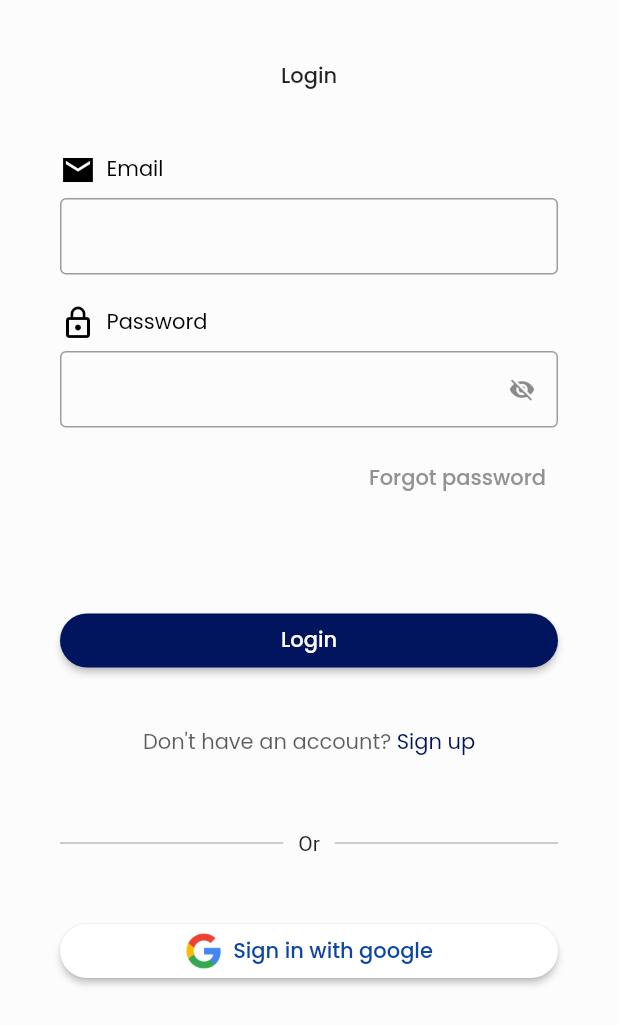
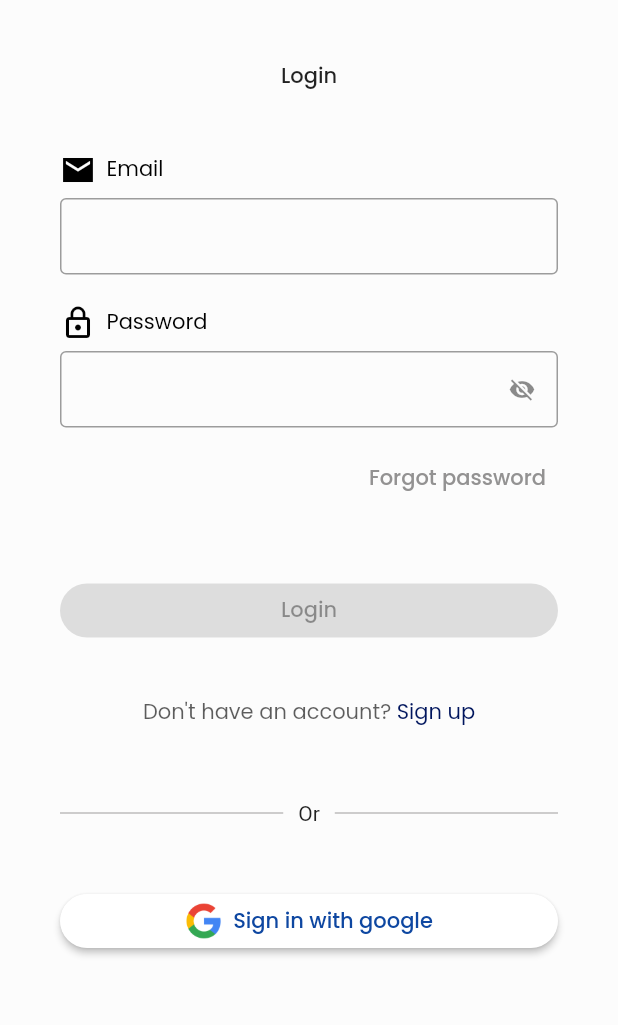
Before and after one commit to matthewmoyongho/IgboLingo-App, a Flutter app: the Login screen opened directly, on a phone screen of 412 x 824 dp. Shown: the top 1025 px of the screen. Run offline on Flutter 3.47's test engine with Material 2 defaults, Android fonts, the light colour scheme and no system bars; our stand-ins replace bloc, equatable, firebase_auth, firebase_core, flutter_bloc, formz and 1 more; accounts and stored records are empty.

Commit message:
login ang logout

```diff
--- a/lib/data/models/user.dart
+++ b/lib/data/models/user.dart
@@ -1,6 +1,6 @@
 import 'package:equatable/equatable.dart';
 
-class User extends Equatable{
+class User extends Equatable {
   final String id;
   final String? name;
   final String? email;
@@ -16,9 +16,9 @@ class User extends Equatable{
   }
 
   static const empty = User(id: '');
-  bool get isEmpty =>this == empty;
-  bool get isNotEmty => this !=empty;
+  bool get isEmpty => this == empty;
+  bool get isNotEmpty => this != empty;
 
   @override
-  List<Object?> get props => [id, name, email,photoUrl];
+  List<Object?> get props => [id, name, email, photoUrl];
 }
--- a/lib/domain/business_logic/blocs/authentication/authentication_bloc.dart
+++ b/lib/domain/business_logic/blocs/authentication/authentication_bloc.dart
@@ -11,7 +11,7 @@ class AuthenticationBloc
   final AuthenticationRepository _repository;
   AuthenticationBloc({required AuthenticationRepository repository})
       : _repository = repository,
-        super(repository.currentUser.isNotEmty
+        super(repository.currentUser.isNotEmpty
             ? AuthenticationState.authenticated(repository.currentUser)
             : AuthenticationState.unAuthenticated()) {
     on<UserChanged>(_userChanged);
@@ -20,7 +20,7 @@ class AuthenticationBloc
 
   void _userChanged(
       UserChanged event, Emitter<AuthenticationState> emit) async {
-    emit(event.user.isNotEmty
+    emit(event.user.isNotEmpty
         ? AuthenticationState.authenticated(event.user)
         : AuthenticationState.unAuthenticated());
   }
--- a/lib/presentation/widgets/login_form.dart
+++ b/lib/presentation/widgets/login_form.dart
@@ -33,9 +33,9 @@ class LoginForm extends StatelessWidget {
             alignment: Alignment.centerRight,
             child: _forgotPassword()),
         const SizedBox(
-          height: 60,
+          height: 40,
         ),
-        _submitButton(deviceSize),
+        _loginButton(deviceSize),
         const SizedBox(
           height: 20,
         ),
@@ -153,9 +153,12 @@ class _passwordField extends StatelessWidget {
               decoration: InputDecoration(
                 border: const OutlineInputBorder(),
                 isDense: true,
-                suffixIcon: Icon(state.showPassword
-                    ? Icons.visibility
-                    : Icons.visibility_off),
+                suffixIcon: GestureDetector(
+                  onTap: () => context.read<LoginCubit>().updateShowPassword(),
+                  child: Icon(state.showPassword
+                      ? Icons.visibility
+                      : Icons.visibility_off),
+                ),
               ),
             ),
           ],
@@ -165,16 +168,21 @@ class _passwordField extends StatelessWidget {
   }
 }
 
-class _submitButton extends StatelessWidget {
+class _loginButton extends StatelessWidget {
   Size deviceSize;
 
-  _submitButton(this.deviceSize);
+  _loginButton(this.deviceSize);
 
   @override
   Widget build(BuildContext context) {
     return BlocBuilder<LoginCubit, LoginState>(builder: (context, state) {
       return ElevatedButton(
-        onPressed: () {},
+        onPressed: state.emailInput.isNotValid
+            ? null
+            : () async {
+                FocusManager.instance.primaryFocus?.unfocus();
+                await context.read<LoginCubit>().login();
+              },
         style: ElevatedButton.styleFrom(
             primary: kPrimaryColor,
             shape:
```
Also changed, not shown: lib/app.dart (+18 -10 lines), lib/domain/business_logic/blocs/login/login_cubit.dart (+13 -3 lines), lib/presentation/screens/home_screen.dart (+4 -3 lines), lib/presentation/widgets/sign_up_form.dart (+6 -1 lines).
